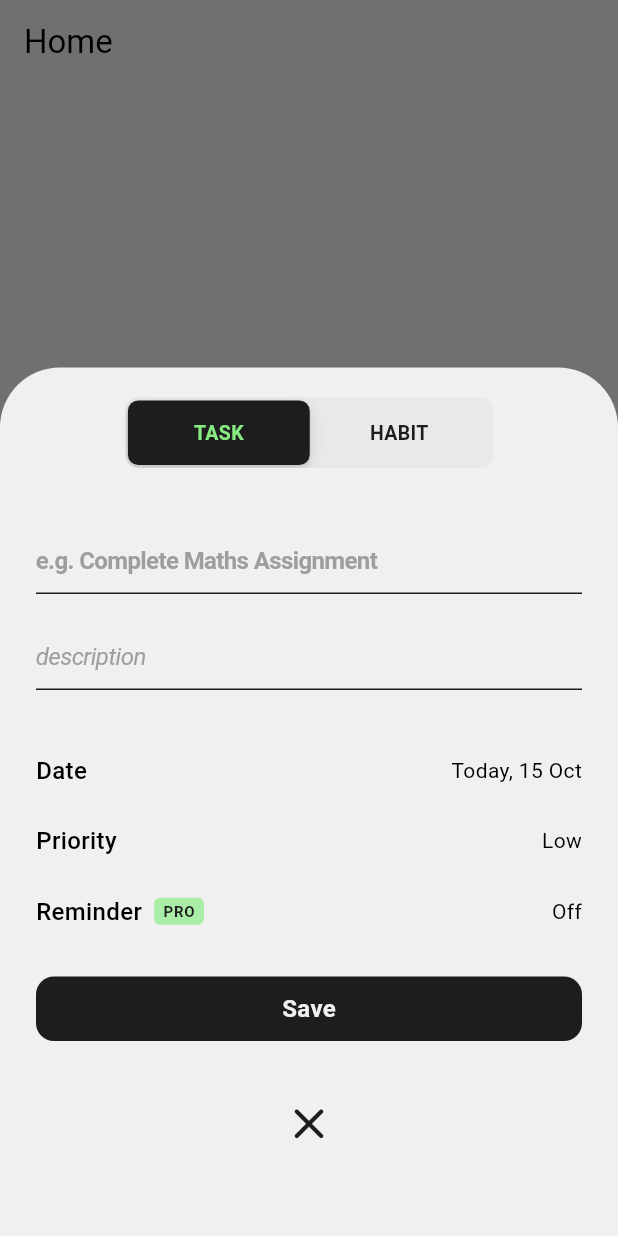
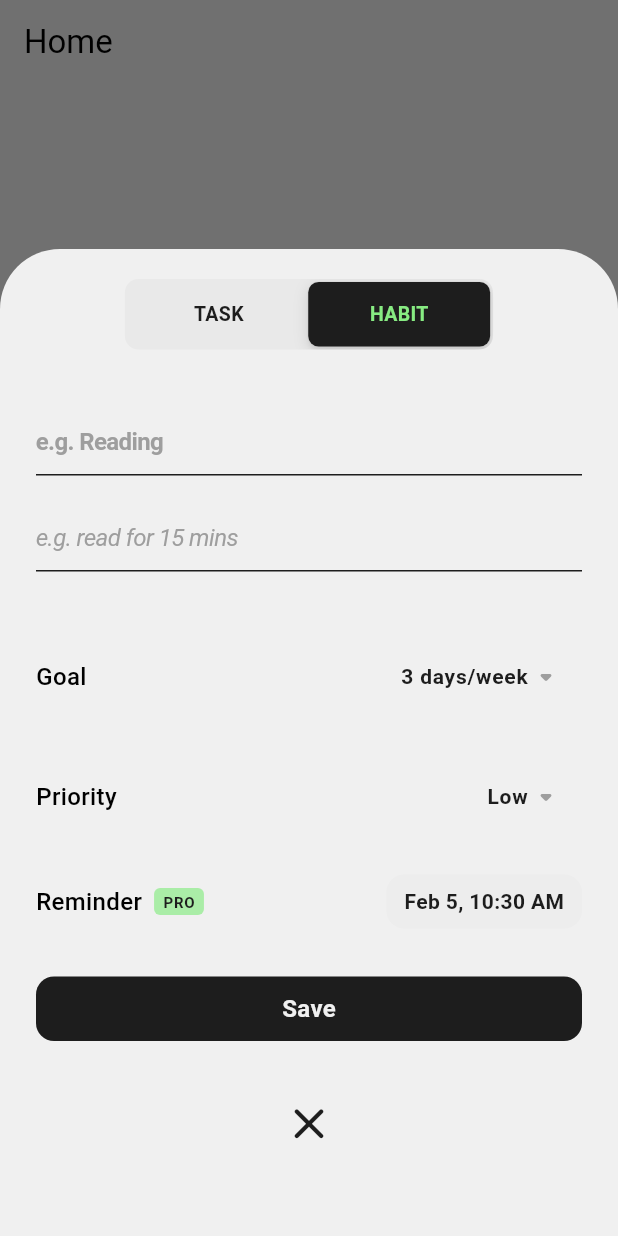
Before and after one commit to renuka4940x/improov, a Flutter app: the screen it shows after launch, after a tap on the "add" icon, on a phone screen of 412 x 824 dp. Run offline on Flutter 3.47's test engine with Material 3 defaults, Android fonts, the phone set to English and light mode, and no system bars; our stand-ins replace isar; accounts and stored records are empty; generated files the repository leaves out were written again.

Commit message:
feat: complete habit and task modal with database integration and custom pickers

```diff
--- a/lib/src/data/database/task_database.dart
+++ b/lib/src/data/database/task_database.dart
@@ -70,7 +70,7 @@ class TaskDatabase extends ChangeNotifier {
 
       //save to db
       await isar.writeTxn(() async {
-        isar.tasks.put(task);
+        await isar.tasks.put(task);
       });
     }
 
--- a/lib/src/presentation/util/modals/forms/build_habit_form.dart
+++ b/lib/src/presentation/util/modals/forms/build_habit_form.dart
@@ -1,8 +1,30 @@
 import 'package:flutter/material.dart';
-import 'package:improov/src/presentation/util/modals/widgets/input/build_row.dart';
+import 'package:improov/src/data/models/enums/priority.dart';
+import 'package:improov/src/presentation/util/modals/widgets/UI/build_row.dart';
+import 'package:improov/src/presentation/util/modals/widgets/pickers/date_time_picker.dart';
+import 'package:improov/src/presentation/util/modals/widgets/pickers/goal_picker.dart';
+import 'package:improov/src/presentation/util/modals/widgets/pickers/priority_picker.dart';
 
 class BuildHabitForm extends StatelessWidget {
-  const BuildHabitForm({super.key});
+  //variables
+  final Priority currentPriority;
+  final int currentGoal;
+  final DateTime? currentReminder;
+
+  //function callbacks
+  final Function(Priority) onPriorityChanged;
+  final Function(int) onGoalChanged;
+  final Function(DateTime?) onDateTimeSelected;
+
+  const BuildHabitForm({
+    super.key,
+    required this.currentPriority,
+    required this.currentGoal,
+    required this.currentReminder,
+    required this.onPriorityChanged,
+    required this.onGoalChanged,
+    required this.onDateTimeSelected,
+  });
 
   @override
   Widget build(BuildContext context) {
@@ -11,19 +33,30 @@ class BuildHabitForm extends StatelessWidget {
         //times of the week
         BuildRow(
           label: "Goal",
-          trailing: Text("3 times"),
+          trailing: GoalPicker(
+            selectedGoal: currentGoal,
+            onChanged: onGoalChanged
+          ),
         ),
 
         //priority
         BuildRow(
           label: "Priority",
-          trailing: Text("Low"),
+          trailing: PriorityPicker(
+            selectedPriority: currentPriority,
+            onChanged: onPriorityChanged,
+          ),
         ),
 
         //reminders
         BuildRow(
           label: "Reminder",
-          trailing: Text("Off"), isPro: true
+          trailing: DateTimePicker(
+            selectedDateTime: currentReminder,
+            label: "Off",
+            onDateTimeSelected: onDateTimeSelected,
+          ),
+          isPro: true
         ),
       ]
     );
--- a/lib/src/presentation/util/modals/modal.dart
+++ b/lib/src/presentation/util/modals/modal.dart
@@ -1,10 +1,14 @@
 import 'package:flutter/material.dart';
+import 'package:improov/src/data/database/habit_database.dart';
+import 'package:improov/src/data/database/task_database.dart';
+import 'package:improov/src/data/models/enums/priority.dart';
 import 'package:improov/src/presentation/components/button.dart';
 import 'package:improov/src/presentation/util/modals/forms/build_habit_form.dart';
 import 'package:improov/src/presentation/util/modals/forms/build_task_form.dart';
 import 'package:improov/src/presentation/util/modals/widgets/UI/build_cross.dart';
-import 'package:improov/src/presentation/util/modals/widgets/input/build_text_field.dart';
+import 'package:improov/src/presentation/util/modals/widgets/UI/build_text_field.dart';
 import 'package:improov/src/presentation/util/modals/widgets/toggle/build_toggle.dart';
+import 'package:provider/provider.dart';
 
 class Modal extends StatefulWidget {
   const Modal({super.key});
@@ -14,10 +18,26 @@ class Modal extends StatefulWidget {
 }
 
 class _ModalState extends State<Modal> {
-  bool isHabitMode = false;
+  Priority _selectedHabitPriority = Priority.low;
+  Priority _selectedTaskPriority = Priority.low;
+
+  DateTime? _habitReminder = DateTime.now();
+  DateTime? _taskReminder = DateTime.now();
+
+  int _selectedGoal = 3;
+
+  bool isHabitMode = true;
+  DateTime _selectedDate = DateTime.now();
 
   final TextEditingController _nameController = TextEditingController();
   final TextEditingController _descController = TextEditingController();
+
+  @override
+  void dispose() {
+    _nameController.dispose();
+    _descController.dispose();
+    super.dispose();
+  }
 
   @override
   Widget build(BuildContext context) {
@@ -73,9 +93,35 @@ class _ModalState extends State<Modal> {
 
           //rest of the field based on the toggle
           if (isHabitMode)
-            BuildHabitForm()
+            BuildHabitForm(
+              currentPriority: _selectedHabitPriority,
+              currentGoal: _selectedGoal,
+              currentReminder: _habitReminder,
+              onPriorityChanged: (newPriority) {
+                setState(() => _selectedHabitPriority = newPriority);
+              },
+              onGoalChanged: (newGoal) {
+                setState(() => _selectedGoal = newGoal);
+              },
+              onDateTimeSelected: (newHabitTime) {
+                setState(() => _habitReminder = newHabitTime);
+              },
+            )
           else
-            BuildTaskForm(),
+            BuildTaskForm(
+              currentStartDate: _selectedDate,
+              currentPriority: _selectedTaskPriority,
+              currentReminder: _taskReminder,
+              onDateChanged: (newDate) {
+                setState(() => _selectedDate = newDate);
+              },
+              onPriorityChanged: (newPriority) {
+                setState(() => _selectedTaskPriority = newPriority);
+              },
+              onDateTimeSelected: (newTaskTime) {
+                setState(() => _taskReminder = newTaskTime);
+              },
+            ),
 
           const SizedBox(height: 20),
 
@@ -83,6 +129,37 @@ class _ModalState extends State<Modal> {
           Button(
             text: "Save",
             onTap: () {
+              //grab info from controller
+              String name = _nameController.text;
+              String desc = _descController.text;
+
+              //make sure it's not empty
+              if (name.isEmpty) return;
+
+              // save info to db based on toggle mode
+              if (isHabitMode) {
+                //call habit db
+                context.read<HabitDatabase>().addHabit(
+                  name,
+                  isHabitMode,
+                  description: desc,
+                  startDate: _selectedDate,
+                  priority: _selectedHabitPriority,
+                  goalDays: _selectedGoal,
+                  reminderTime: _habitReminder,
+                );
+              } else {
+                //call task db
+                context.read<TaskDatabase>().addTask(
+                  name,
+                  description: desc,
+                  priority: _selectedTaskPriority,
+                  dueDate: _selectedDate,
+                  reminderTime: _taskReminder,
+                );
+              }
+
+              //pop
               Navigator.pop(context);
             },
           ),
--- /dev/null
+++ b/lib/src/presentation/util/modals/widgets/pickers/date_time_picker.dart
@@ -0,0 +1,71 @@
+import 'package:flutter/material.dart';
+import 'package:intl/intl.dart';
+
+class DateTimePicker extends StatelessWidget {
+  final DateTime? selectedDateTime;
+  final String label;
+  final Function(DateTime) onDateTimeSelected;
+
+  const DateTimePicker({
+    super.key,
+    required this.selectedDateTime,
+    required this.label,
+    required this.onDateTimeSelected,
+  });
+
+  Future<void> _pickDateTime(BuildContext context) async {
+    //pick the day
+    final DateTime? date = await showDatePicker(
+      context: context,
+      initialDate: selectedDateTime ?? DateTime.now(),
+      firstDate: DateTime.now(),
+      lastDate: DateTime(2030),
+    );
+
+    if (date == null ) return;
+
+    //pick time after date picker is closed
+    if (!context.mounted) return;
+
+    final TimeOfDay? time = await showTimePicker(
+      context: context,
+      initialTime: TimeOfDay.fromDateTime(selectedDateTime ?? DateTime.now()),
+    );
+
+    if (time == null) return;
+
+    //combine above two to make a datetime object
+    final DateTime combined = DateTime(
+      date.year, date.month, date.day,
+      time.hour, time.minute,
+    );
+
+    onDateTimeSelected(combined);
+  }
+
+  @override
+  Widget build(BuildContext context) {
+    return GestureDetector(
+      onTap: () => _pickDateTime(context),
+      child: Container(
+        padding: const EdgeInsets.symmetric(horizontal: 12, vertical: 8),
+
+        decoration: BoxDecoration(
+          color: Theme.of(context).colorScheme.secondary.withValues(alpha: 0.5),
+          borderRadius: BorderRadius.circular(12),
+        ),
+
+        child: Text(
+          selectedDateTime == null
+              ? "Set $label"
+              : DateFormat('MMM d, h:mm a').format(selectedDateTime!),
+
+          style: TextStyle(
+            fontWeight: FontWeight.bold,
+            color: Theme.of(context).colorScheme.inversePrimary,
+          ),
+        ),
+      ),
+    );
+  }
+}
--- /dev/null
+++ b/lib/src/presentation/util/modals/widgets/pickers/goal_picker.dart
@@ -0,0 +1,50 @@
+import 'package:flutter/material.dart';
+
+class GoalPicker extends StatelessWidget {
+  final int selectedGoal;
+  final Function(int) onChanged;
+
+  const GoalPicker({
+    super.key,
+    required this.selectedGoal,
+    required this.onChanged,
+  });
+
+  @override
+  Widget build(BuildContext context) {
+    return Container(
+      padding: const EdgeInsets.symmetric(horizontal: 12, vertical: 4),
+
+      child: DropdownButtonHideUnderline(
+        child: DropdownButton<int>(
+          alignment: Alignment.centerRight,
+          borderRadius: BorderRadius.circular(15),
+
+          style: TextStyle(
+            fontWeight: FontWeight.w600, // Bold as requested
+            color: Theme.of(context).colorScheme.inversePrimary,
+            fontSize: 14,
+            letterSpacing: 0.5,
+          ),
+
+          icon: const Icon(
+            Icons.arrow_drop_down_rounded,
+            color: Colors.grey,
+          ),
+
+          value: selectedGoal,
+          underline: const SizedBox(),
+          items: [1, 2, 3, 4, 5, 6, 7].map((int val) {
+            return DropdownMenuItem(
+              value: val,
+              child: Text("$val days/week"),
+            );
+          }).toList(),
+          onChanged: (val) {
+            if (val != null) onChanged(val);
+          }
+        ),
+      ),
+    );
+  }
+}
--- /dev/null
+++ b/lib/src/presentation/util/modals/widgets/pickers/priority_picker.dart
@@ -0,0 +1,55 @@
+import 'package:flutter/material.dart';
+import 'package:improov/src/data/models/enums/priority.dart';
+
+class PriorityPicker extends StatelessWidget {
+  final Priority selectedPriority;
+  final Function(Priority) onChanged;
+
+  const PriorityPicker({
+    super.key,
+    required this.selectedPriority,
+    required this.onChanged,
+  });
+
+  @override
+  Widget build(BuildContext context) {
+    return Container(
+      padding: const EdgeInsets.symmetric(horizontal: 12, vertical: 4),
+
+      child: DropdownButtonHideUnderline(
+        child: DropdownButton<Priority>(
+          value: selectedPriority,
+          alignment: Alignment.centerRight,
+          borderRadius: BorderRadius.circular(15),
+
+          style: TextStyle(
+            fontWeight: FontWeight.w600, // Bold as requested
+            color: Theme.of(context).colorScheme.inversePrimary,
+            fontSize: 14,
+            letterSpacing: 0.5,
+          ),
+
+          icon: const Icon(
+            Icons.arrow_drop_down_rounded,
+            color: Colors.grey,
+          ),
+
+          items: Priority.values.map((Priority p) {
+            return DropdownMenuItem(
+              value: p,
+              child: Text(
+                p.name[0].toUpperCase() + p.name.substring(1),
+                style: TextStyle(
+                  color: Theme.of(context).colorScheme.inversePrimary
+                ),
+              ),
+            );
+          }).toList(),
+          onChanged: (val) {
+            if (val != null) onChanged(val);
+          },
+        ),
+      ),
+    );
+  }
+}
--- a/pubspec.yaml
+++ b/pubspec.yaml
@@ -38,6 +38,7 @@ dependencies:
   isar: ^3.1.0+1
   isar_flutter_libs: ^3.1.0+1
   path_provider: ^2.1.5
+  intl: ^0.20.2
 
 dev_dependencies:
   flutter_test:
```
Also changed, not shown: lib/src/presentation/util/modals/forms/build_task_form.dart (+37 -5 lines), lib/src/presentation/util/modals/widgets/pickers/date_picker.dart (added, +48 -0 lines), lib/src/presentation/util/modals/widgets/UI/build_row.dart (renamed from lib/src/presentation/util/modals/widgets/input/build_row.dart), lib/src/presentation/util/modals/widgets/UI/build_text_field.dart (renamed from lib/src/presentation/util/modals/widgets/input/build_text_field.dart), pubspec.lock.
